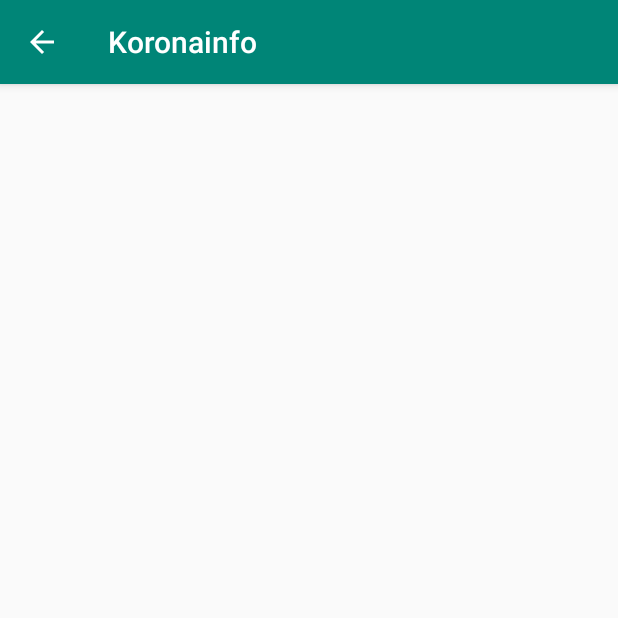
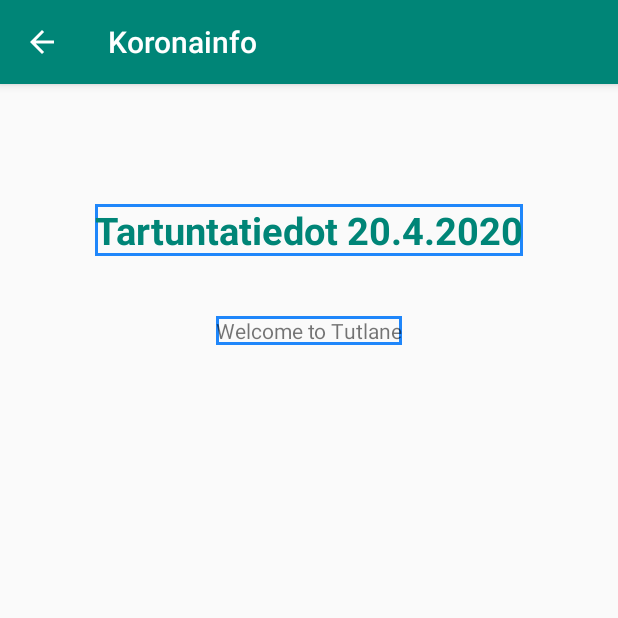
Before and after one commit to JereRajala00/Koronainfo, an Android app: the Tartuntatiedot screen opened directly, with no data from a screen before it, on a phone screen of 412 x 824 dp, the top half of it. Run offline under Robolectric (Android 15) with nearby library versions, the phone set to English and light mode, and no system bars.

Commit message:
Tartuntatiedot -activityn layout

```diff
--- a/app/build.gradle
+++ b/app/build.gradle
@@ -26,4 +26,5 @@ dependencies {
     testImplementation 'junit:junit:4.12'
     androidTestImplementation 'androidx.test.ext:junit:1.1.0'
     androidTestImplementation 'androidx.test.espresso:espresso-core:3.1.1'
+    implementation 'androidx.recyclerview:recyclerview:1.0.0'
 }
--- a/app/src/main/java/com/example/koronainfo/Tartuntatiedot.java
+++ b/app/src/main/java/com/example/koronainfo/Tartuntatiedot.java
@@ -3,12 +3,33 @@ package com.example.koronainfo;
 import androidx.appcompat.app.AppCompatActivity;
 
 import android.os.Bundle;
+import android.widget.ArrayAdapter;
+import android.widget.BaseAdapter;
+import android.widget.ListView;
+
+import java.util.ArrayList;
 
 public class Tartuntatiedot extends AppCompatActivity {
 
+    ListView lv;
     @Override
     protected void onCreate(Bundle savedInstanceState) {
         super.onCreate(savedInstanceState);
         setContentView(R.layout.activity_tartuntatiedot);
+
+        /*lv = (ListView)findViewById(R.id.tartuntatiedotListView);
+
+        ArrayList<String> arrayList = new ArrayList<>();
+        arrayList.add("testi");
+
+        ArrayAdapter arrayAdapter = new ArrayAdapter(
+                this,
+                R.layout.listview_layout,
+                arrayList
+        );
+
+        lv.setAdapter(arrayAdapter);*/
+
+
     }
 }
--- /dev/null
+++ b/app/src/main/res/drawable/border.xml
@@ -0,0 +1,7 @@
+<?xml version="1.0" encoding="utf-8"?>
+<shape xmlns:android="http://schemas.android.com/apk/res/android"
+    android:shape="rectangle" >
+    <stroke
+        android:width="2dp"
+        android:color="#1F86FA" />
+</shape>
--- a/app/src/main/res/layout/activity_tartuntatiedot.xml
+++ b/app/src/main/res/layout/activity_tartuntatiedot.xml
@@ -1,9 +1,36 @@
 <?xml version="1.0" encoding="utf-8"?>
-<androidx.constraintlayout.widget.ConstraintLayout xmlns:android="http://schemas.android.com/apk/res/android"
+<ScrollView xmlns:android="http://schemas.android.com/apk/res/android"
     xmlns:app="http://schemas.android.com/apk/res-auto"
     xmlns:tools="http://schemas.android.com/tools"
     android:layout_width="match_parent"
-    android:layout_height="match_parent"
-    tools:context=".Tartuntatiedot">
+    android:layout_height="wrap_content"
+    android:fillViewport="false">
 
-</androidx.constraintlayout.widget.ConstraintLayout>
+    <!--Thank you tutlane.com from your example in using the scrollview https://www.tutlane.com/tutorial/android/android-scrollview-horizontal-vertical-with-examples-->
+    <LinearLayout
+        android:orientation="vertical" android:layout_width="match_parent"
+        android:layout_height="match_parent">
+        <TextView
+            android:id="@+id/header"
+            android:layout_width="wrap_content"
+            android:layout_height="wrap_content"
+            android:layout_gravity="center"
+            android:layout_marginTop="80dp"
+            android:background="@drawable/border"
+            android:text="@string/tartunatiedot_header"
+            android:textAppearance="@style/TextAppearance.AppCompat.Body1"
+            android:textColor="@color/colorPrimary"
+            android:textSize="25dp"
+            android:textStyle="bold" />
+
+        <TextView android:id="@+id/fstTxt"
+            android:background="@drawable/border"
+            android:layout_width="wrap_content"
+            android:layout_height="wrap_content"
+            android:layout_marginTop="40dp"
+            android:text="Welcome to Tutlane"
+            android:layout_gravity="center"/>
+
+    </LinearLayout>
+
+</ScrollView>
--- a/app/src/main/res/values/strings.xml
+++ b/app/src/main/res/values/strings.xml
@@ -1,3 +1,4 @@
 <resources>
     <string name="app_name">Koronainfo</string>
+    <string name="tartunatiedot_header">Tartuntatiedot 20.4.2020</string>
 </resources>
--- a/build.gradle
+++ b/build.gradle
@@ -7,7 +7,7 @@ buildscript {
 
     }
     dependencies {
-        classpath 'com.android.tools.build:gradle:3.5.3'
+        classpath 'com.android.tools.build:gradle:3.6.2'
 
         // NOTE: Do not place your application dependencies here; they belong
         // in the individual module build.gradle files
```
Also changed, not shown: gradle/wrapper/gradle-wrapper.properties.
